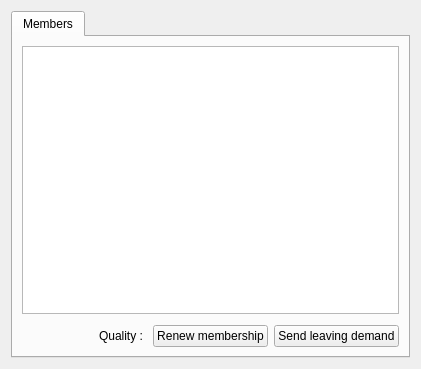
Above: res/ui/community_tab.ui from duniter/sakia before the change. Below: the same form after it.
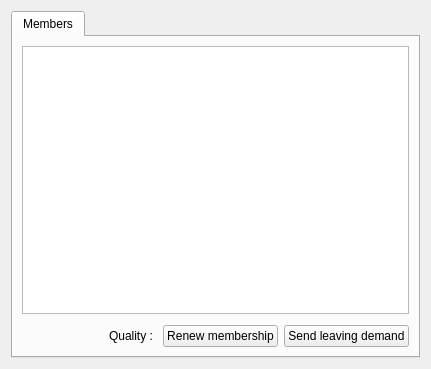
That is the form after the change. Icons and pictures are not drawn.

Commit message: Alternate background colors in tables

Patch:
```diff
--- a/res/ui/community_tab.ui
+++ b/res/ui/community_tab.ui
@@ -6,7 +6,7 @@
    <rect>
     <x>0</x>
     <y>0</y>
-    <width>421</width>
+    <width>431</width>
     <height>369</height>
    </rect>
   </property>
@@ -47,6 +47,9 @@
            <property name="contextMenuPolicy">
             <enum>Qt::CustomContextMenu</enum>
            </property>
+           <property name="alternatingRowColors">
+            <bool>true</bool>
+           </property>
            <property name="sortingEnabled">
             <bool>true</bool>
            </property>
```
The commit also changes 2 other files.
